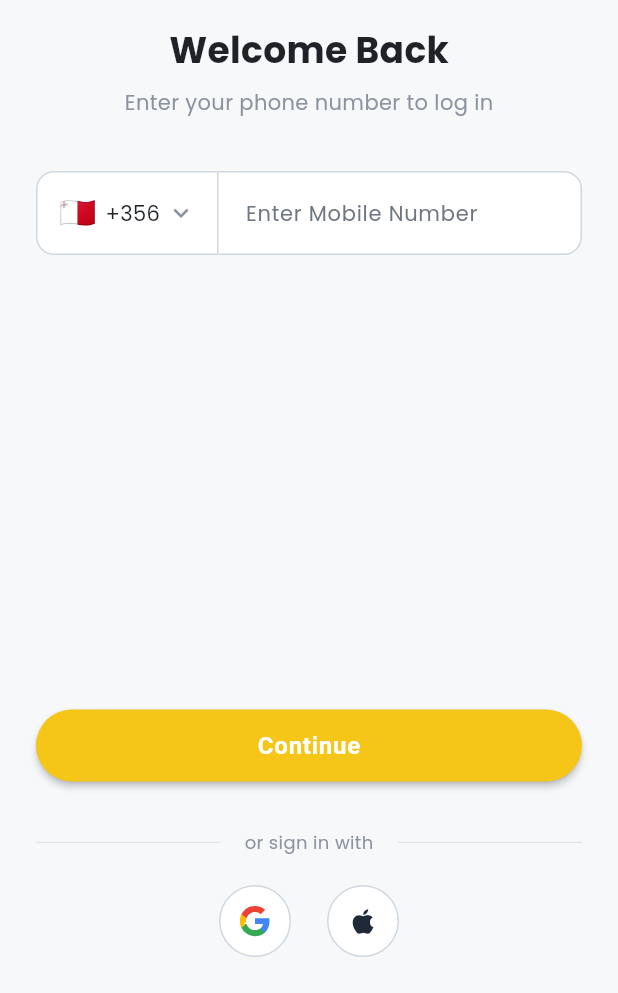
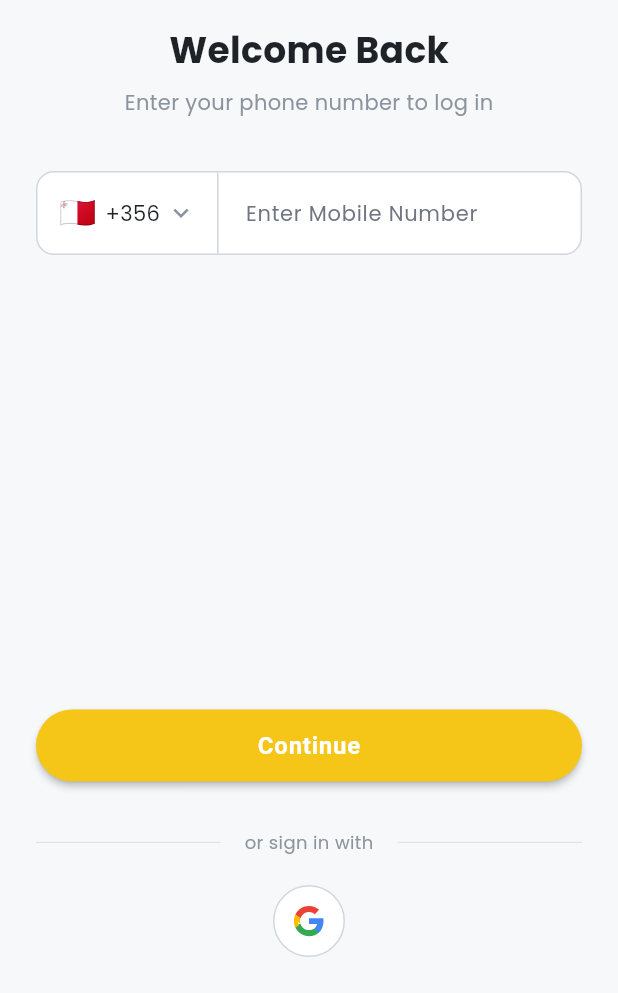
Before and after one commit to TrizionGlobal/gozolt-ride-userapp, a Flutter app: the WelcomeScreen screen opened by its route, after a tap on "Log In", on a phone screen of 412 x 824 dp, the part 243-1236 px from its top. Run offline on Flutter 3.47's test engine with Material 3 defaults, Android fonts, the phone set to English and light mode, and no system bars; our stand-ins replace dio, firebase_auth, firebase_core, firebase_messaging, flutter_contacts, flutter_native_splash and 23 more; missing offline and left inert: firebase_app_check, flutter_stripe; accounts and stored records are empty; network calls fail.

Commit message:
feat: update Google services configuration, replace currency icon, and refine Apple sign-in and welcome screen layouts

```diff
--- a/lib/features/auth/presentation/screens/welcome_screen.dart
+++ b/lib/features/auth/presentation/screens/welcome_screen.dart
@@ -9,6 +9,7 @@
 import '../../../../core/router/route_names.dart';
 import '../../../../core/widgets/gozolt_button.dart';
 import '../providers/auth_provider.dart';
+import 'package:flutter/services.dart';
 
 class WelcomeScreen extends ConsumerWidget {
   const WelcomeScreen({super.key});
@@ -16,10 +17,14 @@
   @override
   Widget build(BuildContext context, WidgetRef ref) {
     return Scaffold(
-      backgroundColor: Theme.of(context).brightness == Brightness.dark
-          ? Theme.of(context).scaffoldBackgroundColor
-          : Colors.white,
+      backgroundColor: Theme.of(context).scaffoldBackgroundColor,
       body: SafeArea(
+        child: LayoutBuilder(
+          builder: (context, constraints) {
+            return SingleChildScrollView(
+              child: ConstrainedBox(
+                constraints: BoxConstraints(minHeight: constraints.maxHeight),
+                child: IntrinsicHeight(
                   child: Padding(
                     padding: const EdgeInsets.symmetric(horizontal: 32),
                     child: Column(
@@ -95,7 +100,6 @@
 
                         const Spacer(),
 
-
                         // ── Footer ────────────────────────────────────
                         RichText(
                           text: TextSpan(
@@ -122,7 +126,7 @@
                         const SizedBox(height: 4),
 
                         Text(
-                'Version 1.0.1',
+                          'v1.0.1',
                           style: AppTextStyles.bodySmall.copyWith(
                             color: Theme.of(context).textTheme.bodySmall?.color?.withOpacity(0.5) ?? Colors.grey,
                             fontSize: 10,
@@ -134,6 +138,11 @@
                     ),
                   ),
                 ),
+              ),
+            );
+          },
+        ),
+      ),
     );
   }
 }
```
Also changed, not shown: lib/features/auth/presentation/screens/phone_entry_screen.dart (+10 -9 lines), lib/features/ride/presentation/widgets/vehicle_type_selector.dart (+4 -4 lines), 1 other file. Lines whose indentation alone changed are shown as unchanged.
